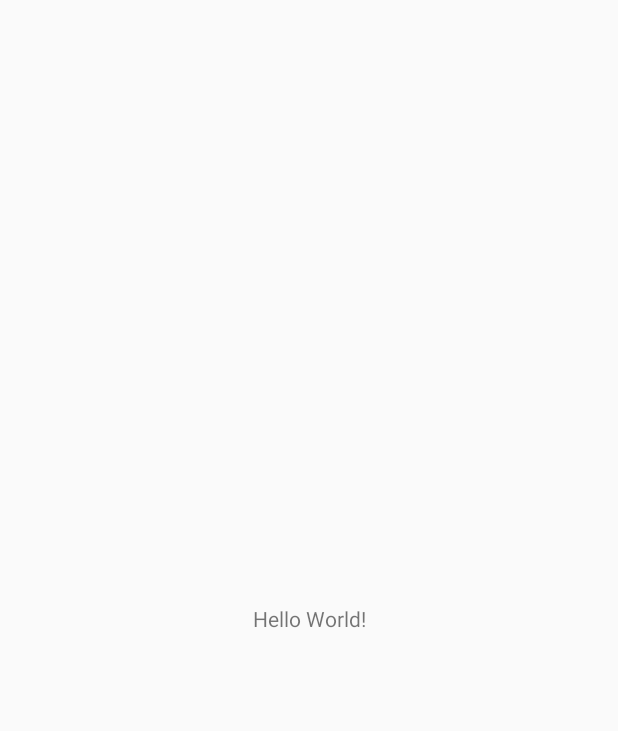
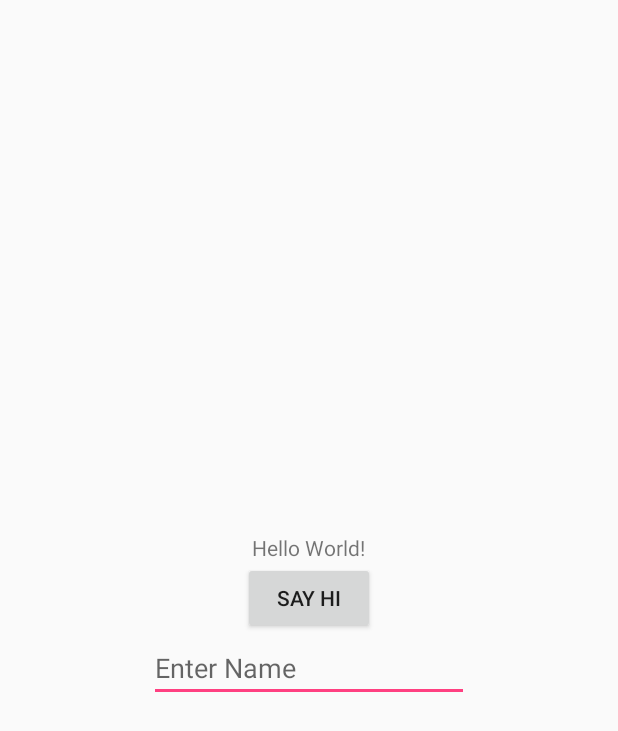
Before and after one commit to gilzhaiek/android-qa-101, an Android app: the screen it shows after launch (MainActivity), on a phone screen of 412 x 824 dp. Before the commit the part shown is almost empty. Shown: the top 731 px of the screen. Run offline under Robolectric (Android 15) with nearby library versions, the phone set to English and light mode, and no system bars.

Commit message:
Lab: User Interface

```diff
--- a/app/src/main/java/com/demo/helloworld/MainActivity.java
+++ b/app/src/main/java/com/demo/helloworld/MainActivity.java
@@ -4,14 +4,27 @@ import android.os.Bundle;
 import android.util.Log;
 
 import android.app.Activity;
+import android.widget.EditText;
+import android.widget.TextView;
 
 public class MainActivity extends Activity {
     private static String TAG = "MainActivity";
+
+    private EditText etName;
+    private TextView tvHello;
+
+    public void onSayHi(android.view.View view) {
+        tvHello.setText("Hello " + etName.getText());
+    }
 
     @Override
     protected void onCreate(Bundle savedInstanceState) {
         super.onCreate(savedInstanceState);
         setContentView(R.layout.activity_main);
+
+        etName = findViewById(R.id.etName);
+        tvHello = findViewById(R.id.tvHello);
+
         Log.d(TAG, "onCreate, the activity class is initialized");
     }
 
--- a/app/src/main/res/layout/activity_main.xml
+++ b/app/src/main/res/layout/activity_main.xml
@@ -1,18 +1,30 @@
 <?xml version="1.0" encoding="utf-8"?>
-<android.support.constraint.ConstraintLayout xmlns:android="http://schemas.android.com/apk/res/android"
-    xmlns:app="http://schemas.android.com/apk/res-auto"
+<LinearLayout xmlns:android="http://schemas.android.com/apk/res/android"
     xmlns:tools="http://schemas.android.com/tools"
     android:layout_width="match_parent"
     android:layout_height="match_parent"
+    android:orientation="vertical"
+    android:gravity="center"
     tools:context="com.demo.helloworld.MainActivity">
 
     <TextView
+        android:id="@+id/tvHello"
         android:layout_width="wrap_content"
         android:layout_height="wrap_content"
-        android:text="Hello World!"
-        app:layout_constraintBottom_toBottomOf="parent"
-        app:layout_constraintLeft_toLeftOf="parent"
-        app:layout_constraintRight_toRightOf="parent"
-        app:layout_constraintTop_toTopOf="parent" />
+        android:text="Hello World!" />
 
-</android.support.constraint.ConstraintLayout>
+    <Button
+        android:id="@+id/btnSayHello"
+        android:layout_width="wrap_content"
+        android:layout_height="wrap_content"
+        android:onClick="onSayHi"
+        android:text="Say Hi" />
+
+    <EditText
+        android:id="@+id/etName"
+        android:layout_width="wrap_content"
+        android:layout_height="wrap_content"
+        android:ems="10"
+        android:hint="Enter Name"
+        android:inputType="textPersonName" />
+</LinearLayout>
```
